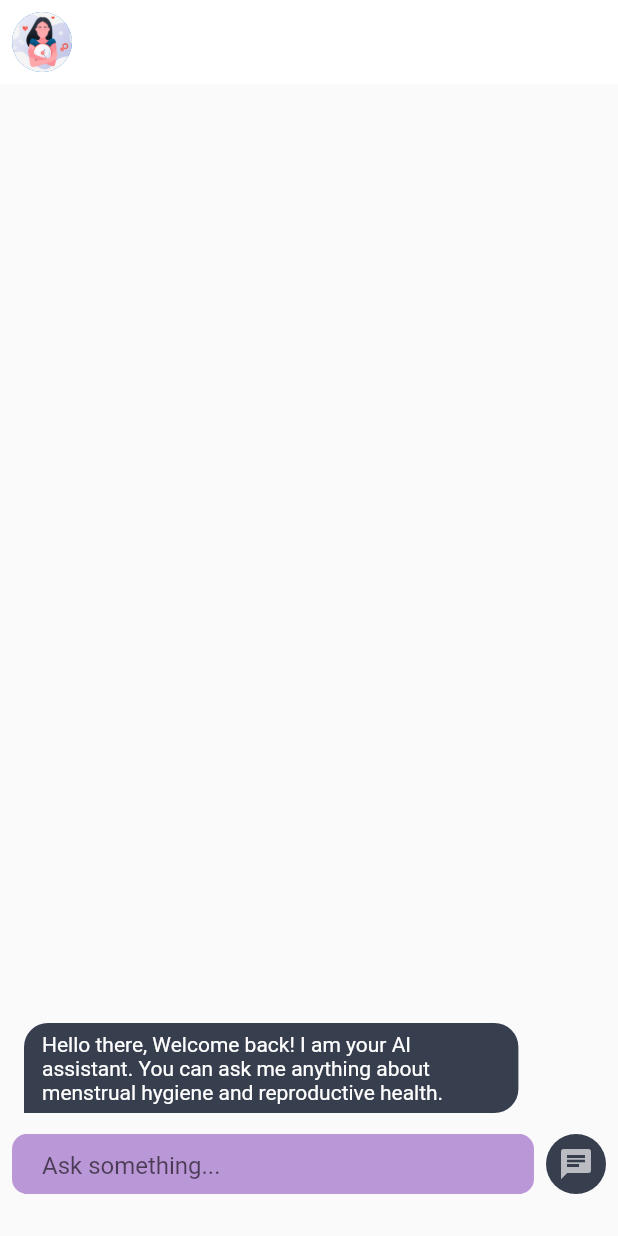
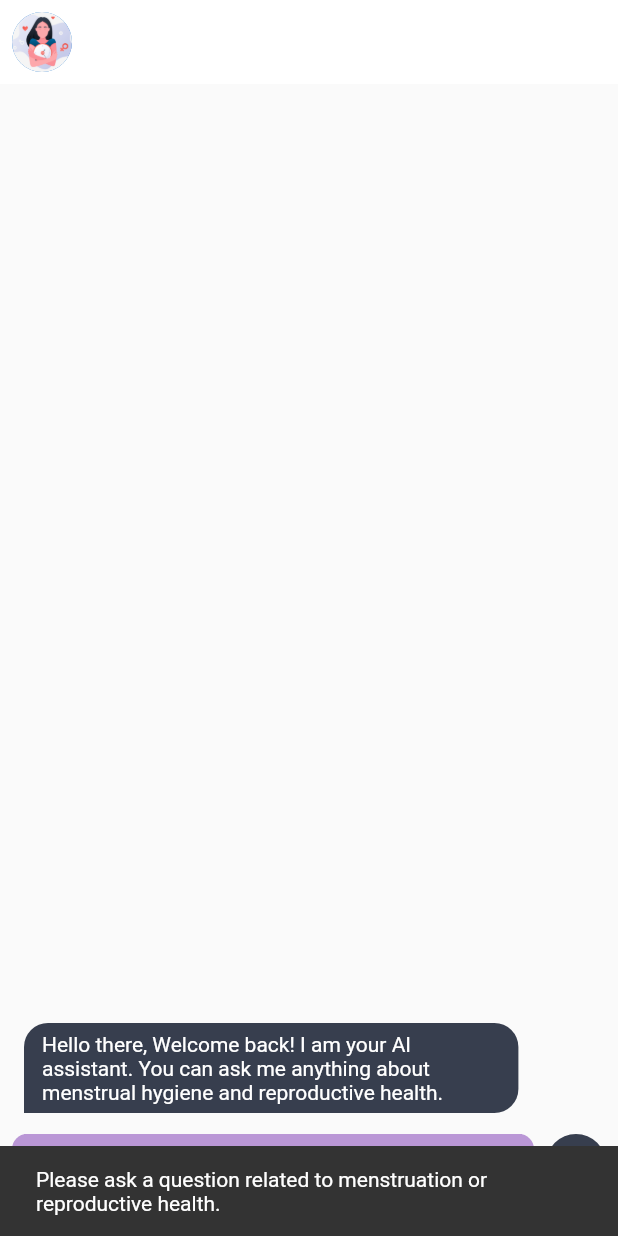
Before and after one commit to jefftrojan/Femcycle, a Flutter app: the ChatScreen screen opened directly, after a tap on the "chat" icon, on a phone screen of 412 x 824 dp. Run offline on Flutter 3.47's test engine with Material 2 defaults, Android fonts, the phone set to English and light mode, and no system bars; drawn by our look-alikes of chat_bubbles; our stand-ins replace animated_splash_screen, cloud_firestore, dots_indicator, firebase_auth, firebase_core, flutter_dotenv and 3 more; accounts and stored records are empty; network calls fail.

Commit message:
finetuning check

```diff
--- a/frontend/lib/screens/chatpy.dart
+++ b/frontend/lib/screens/chatpy.dart
@@ -1,17 +1,13 @@
+import 'package:http/http.dart' as http;
 import 'dart:convert';
-// import 'dart:io';
+import 'package:flutter/material.dart';
 import 'package:chat_bubbles/bubbles/bubble_normal.dart';
-import 'package:flutter/material.dart';
 import 'package:flutter_dotenv/flutter_dotenv.dart';
-// import 'package:frontend/screens/cycletrack.dart';
-// import 'package:frontend/screens/location.dart';
-// import 'package:frontend/screens/profile.dart';
-import 'package:frontend/utils/colors.dart';
-import 'package:http/http.dart' as http;
-// import 'package:image_picker/image_picker.dart';
+
+import '../utils/colors.dart';
 
 class ChatScreen extends StatefulWidget {
-  const ChatScreen({super.key});
+  const ChatScreen({Key? key});
 
   @override
   State<ChatScreen> createState() => _ChatScreenState();
@@ -21,16 +17,15 @@ class _ChatScreenState extends State<ChatScreen> {
   @override
   void initState() {
     super.initState();
-    // welcome message goes here
-
-    msgs.insert(0,Message(false, "Hello there, Welcome back! I am your AI assistant. You can ask me anything about menstrual hygiene and reproductive health."));
+    msgs.insert(
+        0,
+        Message(false,
+            "Hello there, Welcome back! I am your AI assistant. You can ask me anything about menstrual hygiene and reproductive health."));
 
     loadEnvironmentVariables();
   }
 
   String apiKey = "";
-
-
 
   Future<void> loadEnvironmentVariables() async {
     await dotenv.load(fileName: ".env");
@@ -46,9 +41,17 @@ class _ChatScreenState extends State<ChatScreen> {
 
   void sendMsg() async {
     String text = controller.text;
-    // String apiKey = apiKey;
 
     controller.clear();
+
+    if (!isRelevantQuery(text)) {
+      ScaffoldMessenger.of(context).showSnackBar(
+        const SnackBar(
+            content: Text("Please ask a question related to menstruation or reproductive health."))
+      );
+      return;
+    }
+
     try {
       if (text.isNotEmpty) {
         setState(() {
@@ -86,48 +89,42 @@ class _ChatScreenState extends State<ChatScreen> {
         }
       }
     } on Exception {
-      ScaffoldMessenger.of(context).showSnackBar(const SnackBar(
-          content: Text("Some error occurred, please try again!")));
+      ScaffoldMessenger.of(context).showSnackBar(
+        const SnackBar(content: Text("Some error occurred, please try again!"))
+      );
     }
   }
 
+  bool isRelevantQuery(String text) {
+    final relevantKeywords = ["menstruation", "reproductive health", "period", "ovulation"];
 
+    for (final keyword in relevantKeywords) {
+      if (text.toLowerCase().contains(keyword)) {
+        return true;
+      }
+    }
 
+    return false;
+  }
 
   @override
   Widget build(BuildContext context) {
     return Scaffold(
       appBar: AppBar(
-
         elevation: 0,
         backgroundColor: Colors.white,
         leading: Padding(
           padding: const EdgeInsets.all(8.0),
           child: CircleAvatar(
-
             backgroundImage: AssetImage("lib/assets/girlsclock.jpg"),
             radius: 50,
-
-
           ),
         ),
       ),
       body: Column(
         children: [
-
-
-          // Visibility(child: BubbleNormal(
-          // text: "Hello there,\nWelcome back. I am your ai assistant. You can ask me anything about menstrual hygiene and reproductive health,",
-          // textStyle: TextStyle(color: Colors.white, fontWeight: FontWeight.w100),
-          // isSender: false,
-          // color: primarylight,
-          // ),
-
-
-          // ),
           Expanded(
             child: ListView.builder(
-
                 controller: scrollController,
                 itemCount: msgs.length,
                 shrinkWrap: true,
@@ -138,7 +135,6 @@ class _ChatScreenState extends State<ChatScreen> {
                       child: isTyping && index == 0
                           ? Column(
                               children: [
-
                                 BubbleNormal(
                                   text: msgs[0].msg,
                                   isSender: true,
@@ -175,24 +171,20 @@ class _ChatScreenState extends State<ChatScreen> {
                         borderRadius: BorderRadius.circular(10)),
                     child: Padding(
                       padding: const EdgeInsets.symmetric(horizontal: 8),
-
                       child: TextField(
-
                         controller: controller,
                         textCapitalization: TextCapitalization.sentences,
                         onSubmitted: (value) {
                           sendMsg();
                         },
-
                         textInputAction: TextInputAction.send,
                         showCursor: true,
-
                         decoration: const InputDecoration(
                           filled: true,
                           fillColor: primarylight,
-
-                            border: InputBorder.none, hintText: "Ask something..."),
-
+                          border: InputBorder.none,
+                          hintText: "Ask something...",
+                        ),
                       ),
                     ),
                   ),
@@ -218,25 +210,20 @@ class _ChatScreenState extends State<ChatScreen> {
                 width: 8,
                 height: 10,
               )
-
             ],
           ),
-          SizedBox(height: 20,)
+          const SizedBox(
+            height: 20,
+          ),
         ],
       ),
-
-
-      // implement bottom navigation
-
-
     );
   }
 }
 
-
-// message class
 class Message {
   bool isSender;
   String msg;
+
   Message(this.isSender, this.msg);
 }
```
Also changed, not shown: frontend/lib/screens/cycletrack.dart (+63 -0 lines). Lines whose indentation alone changed are shown as unchanged.
